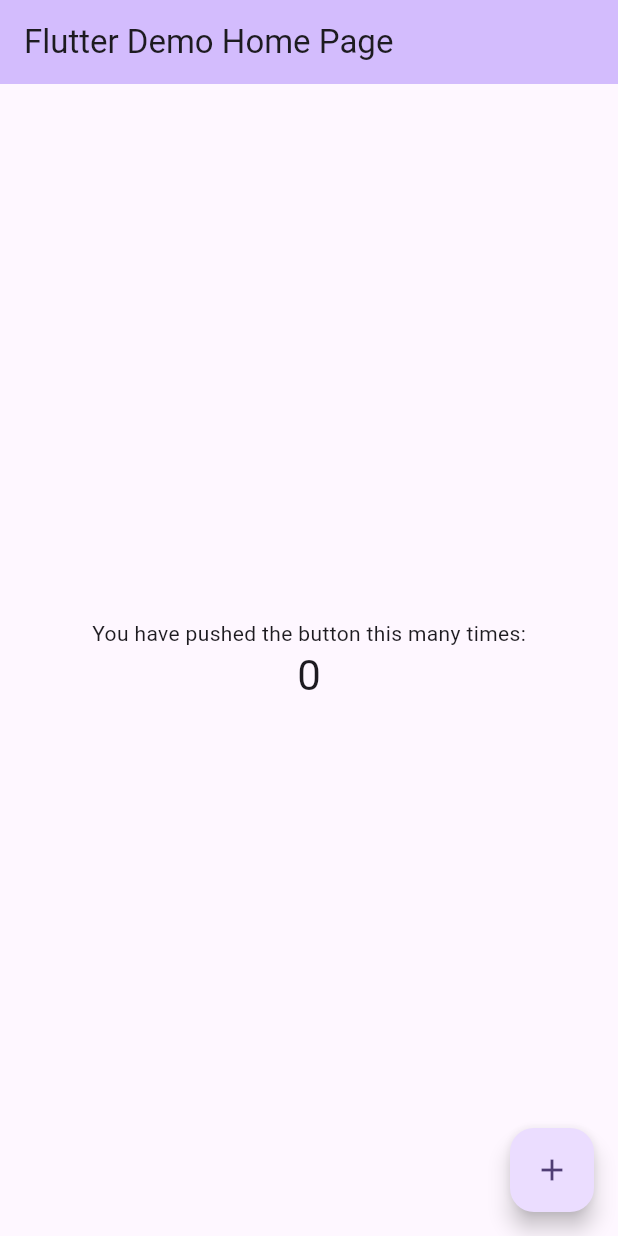
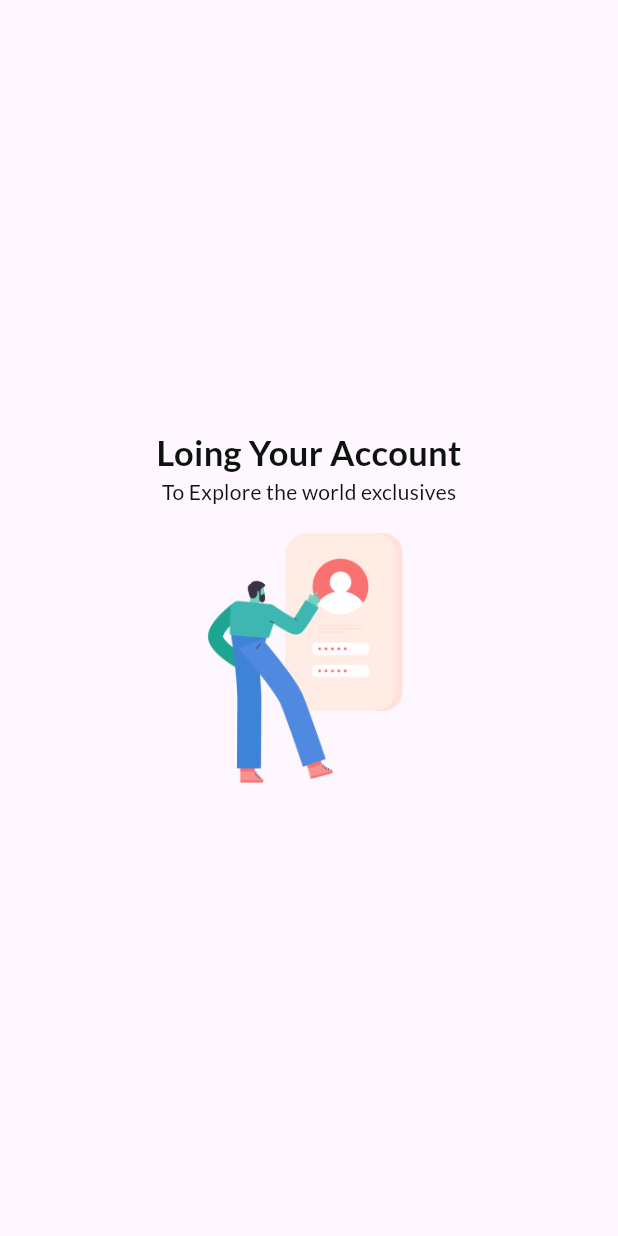
Before and after one commit to yonas790/multi-store-flutter-app, a Flutter app: the screen it shows after launch, on a phone screen of 412 x 824 dp. Run offline on Flutter 3.47's test engine with Material 3 defaults, Android fonts, the phone set to English and light mode, and no system bars; our stand-ins replace google_fonts.

Commit message:
create login screen

```diff
--- a/lib/main.dart
+++ b/lib/main.dart
@@ -1,4 +1,5 @@
 import 'package:flutter/material.dart';
+import 'package:store_app/views/screens/authentication_screens/login_screen.dart';
 
 void main() {
   runApp(const MyApp());
@@ -31,95 +32,7 @@ class MyApp extends StatelessWidget {
         colorScheme: ColorScheme.fromSeed(seedColor: Colors.deepPurple),
         useMaterial3: true,
       ),
-      home: const MyHomePage(title: 'Flutter Demo Home Page'),
+      home: const LoginScreen(),
     );
   }
 }
-
-class MyHomePage extends StatefulWidget {
-  const MyHomePage({super.key, required this.title});
-
-  // This widget is the home page of your application. It is stateful, meaning
-  // that it has a State object (defined below) that contains fields that affect
-  // how it looks.
-
-  // This class is the configuration for the state. It holds the values (in this
-  // case the title) provided by the parent (in this case the App widget) and
-  // used by the build method of the State. Fields in a Widget subclass are
-  // always marked "final".
-
-  final String title;
-
-  @override
-  State<MyHomePage> createState() => _MyHomePageState();
-}
-
-class _MyHomePageState extends State<MyHomePage> {
-  int _counter = 0;
-
-  void _incrementCounter() {
-    setState(() {
-      // This call to setState tells the Flutter framework that something has
-      // changed in this State, which causes it to rerun the build method below
-      // so that the display can reflect the updated values. If we changed
-      // _counter without calling setState(), then the build method would not be
-      // called again, and so nothing would appear to happen.
-      _counter++;
-    });
-  }
-
-  @override
-  Widget build(BuildContext context) {
-    // This method is rerun every time setState is called, for instance as done
-    // by the _incrementCounter method above.
-    //
-    // The Flutter framework has been optimized to make rerunning build methods
-    // fast, so that you can just rebuild anything that needs updating rather
-    // than having to individually change instances of widgets.
-    return Scaffold(
-      appBar: AppBar(
-        // TRY THIS: Try changing the color here to a specific color (to
-        // Colors.amber, perhaps?) and trigger a hot reload to see the AppBar
-        // change color while the other colors stay the same.
-        backgroundColor: Theme.of(context).colorScheme.inversePrimary,
-        // Here we take the value from the MyHomePage object that was created by
-        // the App.build method, and use it to set our appbar title.
-        title: Text(widget.title),
-      ),
-      body: Center(
-        // Center is a layout widget. It takes a single child and positions it
-        // in the middle of the parent.
-        child: Column(
-          // Column is also a layout widget. It takes a list of children and
-          // arranges them vertically. By default, it sizes itself to fit its
-          // children horizontally, and tries to be as tall as its parent.
-          //
-          // Column has various properties to control how it sizes itself and
-          // how it positions its children. Here we use mainAxisAlignment to
-          // center the children vertically; the main axis here is the vertical
-          // axis because Columns are vertical (the cross axis would be
-          // horizontal).
-          //
-          // TRY THIS: Invoke "debug painting" (choose the "Toggle Debug Paint"
-          // action in the IDE, or press "p" in the console), to see the
-          // wireframe for each widget.
-          mainAxisAlignment: MainAxisAlignment.center,
-          children: <Widget>[
-            const Text(
-              'You have pushed the button this many times:',
-            ),
-            Text(
-              '$_counter',
-              style: Theme.of(context).textTheme.headlineMedium,
-            ),
-          ],
-        ),
-      ),
-      floatingActionButton: FloatingActionButton(
-        onPressed: _incrementCounter,
-        tooltip: 'Increment',
-        child: const Icon(Icons.add),
-      ), // This trailing comma makes auto-formatting nicer for build methods.
-    );
-  }
-}
--- /dev/null
+++ b/lib/views/screens/authentication_screens/login_screen.dart
@@ -0,0 +1,39 @@
+import 'package:flutter/material.dart';
+import 'package:google_fonts/google_fonts.dart';
+
+class LoginScreen extends StatelessWidget {
+  const LoginScreen({super.key});
+
+  @override
+  Widget build(BuildContext context) {
+    return Scaffold(
+      body: Center(
+        child: Column(
+          mainAxisAlignment: MainAxisAlignment.center,
+          children: [
+            Text(
+              "Loing Your Account",
+              style: GoogleFonts.lato(
+                color: Color(0xFF0d120E),
+                fontWeight: FontWeight.bold,
+                letterSpacing: 0.2,
+                fontSize: 23,
+              ),
+            ),
+            Text(
+              "To Explore the world exclusives",
+              style: GoogleFonts.getFont(
+                'Lato',
+                color: Color(0xFF0d120E),
+                fontSize: 14,
+                letterSpacing: 0.2,
+              ),
+            ),
+            Image.asset('assets/images/Illustration.png',
+                width: 200, height: 200),
+          ],
+        ),
+      ),
+    );
+  }
+}
--- a/pubspec.yaml
+++ b/pubspec.yaml
@@ -61,8 +61,8 @@ flutter:
 
   # To add assets to your application, add an assets section, like this:
   assets:
-    - assets/icons
-    - assets/images
+    - assets/icons/
+    - assets/images/
 
   # An image asset can refer to one or more resolution-specific "variants", see
   # https://flutter.dev/assets-and-images/#resolution-aware
```
Also changed, not shown: assets/icons/image.png (added), assets/images/Illustration.png (added), assets/images/banner3.jpg (added), pubspec.lock, 2 other files.
